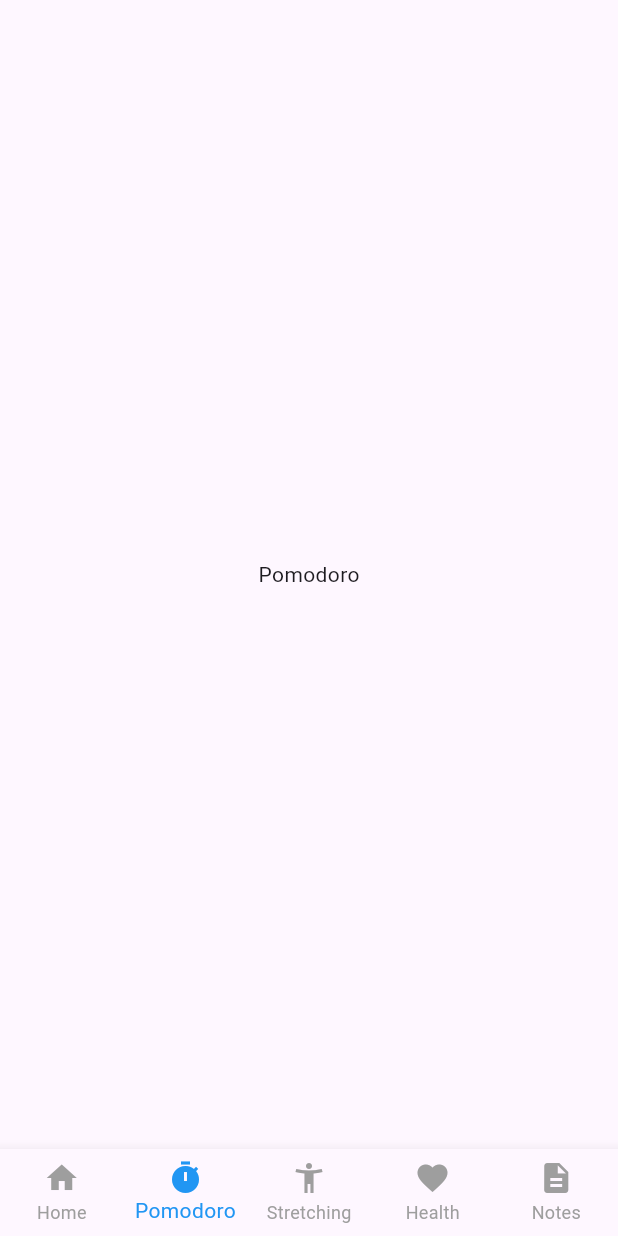
After one commit to nisszhra/smartworklife_mobile, a Flutter app: the MainView screen opened by its route, item 2 of the bottom bar chosen, on a phone screen of 412 x 824 dp. The commit adds this screen. Run offline on Flutter 3.47's test engine with Material 3 defaults, Android fonts, the phone set to English and light mode, and no system bars; our stand-ins replace get.

Commit message:
bottom navigation

```diff
--- a/lib/app/modules/login/controllers/login_controller.dart
+++ b/lib/app/modules/login/controllers/login_controller.dart
@@ -7,7 +7,7 @@ class LoginController extends GetxController {
 
   void login() {
     print('Login with ${emailController.text}');
-    Get.offAllNamed('/home');
+    Get.offAllNamed('/main');
   }
 
   void signup() {
--- /dev/null
+++ b/lib/app/modules/main/controllers/main_controller.dart
@@ -0,0 +1,9 @@
+import 'package:get/get.dart';
+
+class MainController extends GetxController {
+  final currentIndex = 0.obs;
+
+  void changePage(int index) {
+    currentIndex.value = index;
+  }
+}
--- /dev/null
+++ b/lib/app/modules/main/views/main_view.dart
@@ -0,0 +1,39 @@
+import 'package:flutter/material.dart';
+import 'package:get/get.dart';
+
+import '../controllers/main_controller.dart';
+import '../../home/views/home_view.dart';
+
+class MainView extends GetView<MainController> {
+  const MainView({super.key});
+
+  @override
+  Widget build(BuildContext context) {
+    return Scaffold(
+      body: Obx(() => IndexedStack(
+        index: controller.currentIndex.value,
+        children: const [
+          HomeView(),
+          Center(child: Text('Pomodoro')),
+          Center(child: Text('Stretching')),
+          Center(child: Text('Health')),
+          Center(child: Text('Notes')),
+        ],
+      )),
+      bottomNavigationBar: Obx(() => BottomNavigationBar(
+        type: BottomNavigationBarType.fixed,
+        selectedItemColor: Colors.blue,
+        unselectedItemColor: Colors.grey,
+        currentIndex: controller.currentIndex.value,
+        onTap: controller.changePage,
+        items: const [
+          BottomNavigationBarItem(icon: Icon(Icons.home), label: 'Home'),
+          BottomNavigationBarItem(icon: Icon(Icons.timer), label: 'Pomodoro'),
+          BottomNavigationBarItem(icon: Icon(Icons.accessibility_new), label: 'Stretching'),
+          BottomNavigationBarItem(icon: Icon(Icons.favorite), label: 'Health'),
+          BottomNavigationBarItem(icon: Icon(Icons.description), label: 'Notes'),
+        ],
+      )),
+    );
+  }
+}
--- a/lib/app/routes/app_routes.dart
+++ b/lib/app/routes/app_routes.dart
@@ -6,6 +6,7 @@ abstract class Routes {
   static const HOME = _Paths.HOME;
   static const LOGIN = _Paths.LOGIN;
   static const SIGNUP = _Paths.SIGNUP;
+  static const MAIN = _Paths.MAIN;
 }
 
 abstract class _Paths {
@@ -13,4 +14,5 @@ abstract class _Paths {
   static const HOME = '/home';
   static const LOGIN = '/login';
   static const SIGNUP = '/signup';
+  static const MAIN = '/main';
 }
```
Also changed, not shown: lib/app/modules/home/views/home_view.dart (+0 -12 lines), lib/app/modules/main/bindings/main_binding.dart (added, +12 -0 lines), lib/app/routes/app_pages.dart (+7 -0 lines).
